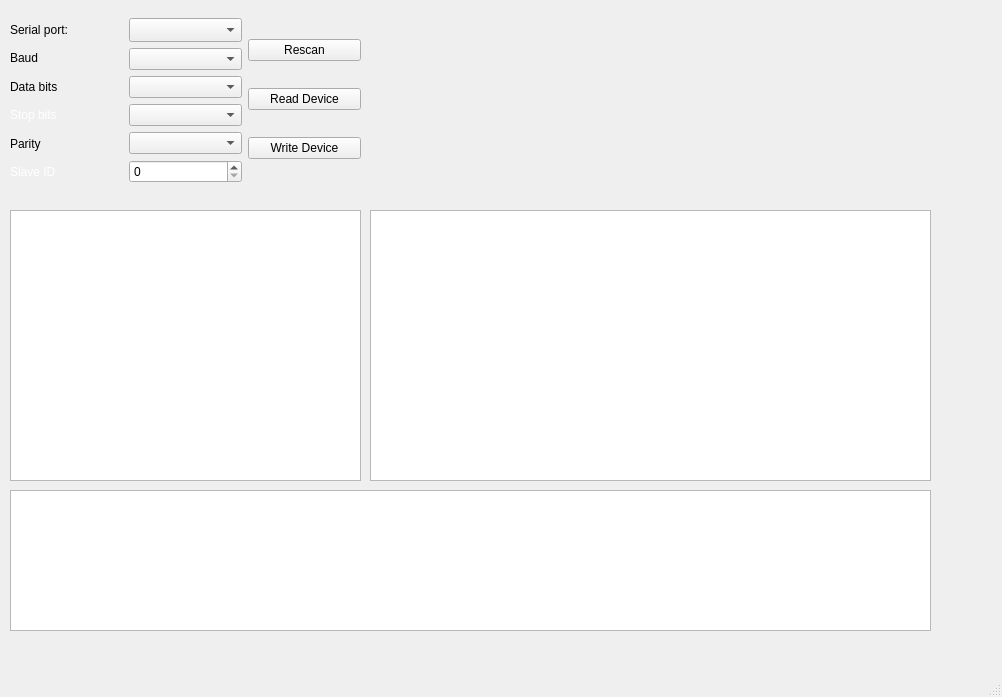
First picture: the form in mainwindow.ui, repository VarionDrakon/UICD.Configurator, before the edit.
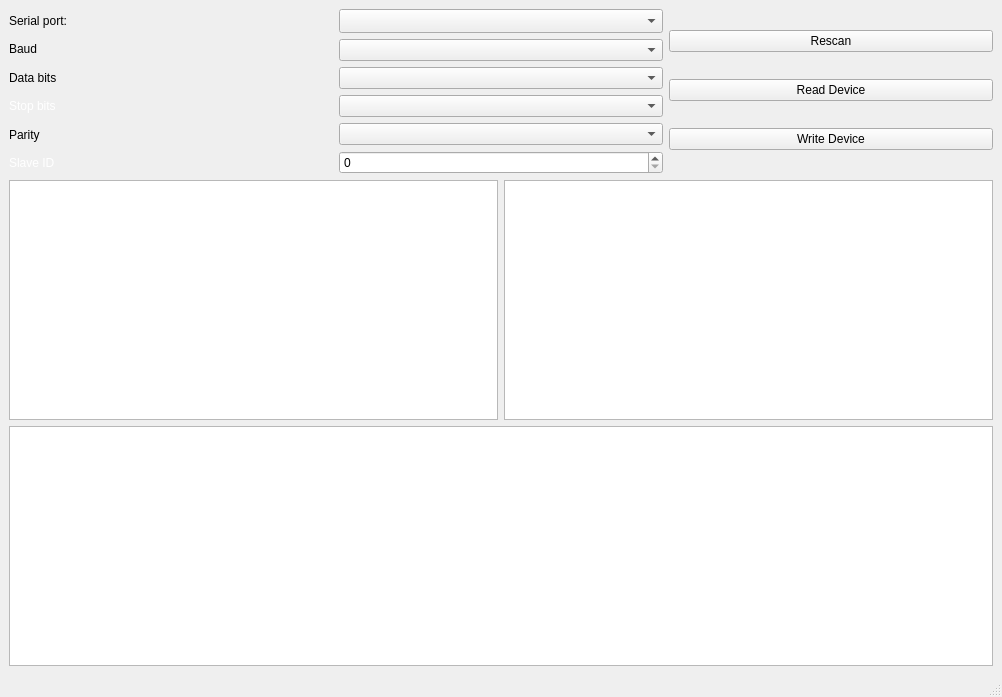
Second picture: the form after the edit.

Commit message: Added color for text, border and background.

```diff
--- a/mainwindow.ui
+++ b/mainwindow.ui
@@ -26,76 +26,8 @@
    <bool>false</bool>
   </property>
   <widget class="QWidget" name="centralwidget">
-   <widget class="QTextBrowser" name="txtbrw_logBrowser">
-    <property name="geometry">
-     <rect>
-      <x>10</x>
-      <y>490</y>
-      <width>921</width>
-      <height>141</height>
-     </rect>
-    </property>
-    <property name="toolTip">
-     <string/>
-    </property>
-    <property name="statusTip">
-     <string/>
-    </property>
-    <property name="autoFillBackground">
-     <bool>false</bool>
-    </property>
-    <property name="styleSheet">
-     <string notr="true"/>
-    </property>
-    <property name="html">
-     <string>&lt;!DOCTYPE HTML PUBLIC &quot;-//W3C//DTD HTML 4.0//EN&quot; &quot;http://www.w3.org/TR/REC-html40/strict.dtd&quot;&gt;
-&lt;html&gt;&lt;head&gt;&lt;meta name=&quot;qrichtext&quot; content=&quot;1&quot; /&gt;&lt;meta charset=&quot;utf-8&quot; /&gt;&lt;style type=&quot;text/css&quot;&gt;
-p, li { white-space: pre-wrap; }
-hr { height: 1px; border-width: 0; }
-li.unchecked::marker { content: &quot;\2610&quot;; }
-li.checked::marker { content: &quot;\2612&quot;; }
-&lt;/style&gt;&lt;/head&gt;&lt;body style=&quot; font-family:'Segoe UI'; font-size:9pt; font-weight:400; font-style:normal;&quot;&gt;
-&lt;p style=&quot;-qt-paragraph-type:empty; margin-top:0px; margin-bottom:0px; margin-left:0px; margin-right:0px; -qt-block-indent:0; text-indent:0px;&quot;&gt;&lt;br /&gt;&lt;/p&gt;&lt;/body&gt;&lt;/html&gt;</string>
-    </property>
-    <property name="openExternalLinks">
-     <bool>false</bool>
-    </property>
-   </widget>
-   <widget class="QListWidget" name="listWidget_2">
-    <property name="geometry">
-     <rect>
-      <x>370</x>
-      <y>210</y>
-      <width>561</width>
-      <height>271</height>
-     </rect>
-    </property>
-    <property name="styleSheet">
-     <string notr="true"/>
-    </property>
-   </widget>
-   <widget class="QTreeView" name="treeView">
-    <property name="geometry">
-     <rect>
-      <x>10</x>
-      <y>210</y>
-      <width>351</width>
-      <height>271</height>
-     </rect>
-    </property>
-    <property name="styleSheet">
-     <string notr="true"/>
-    </property>
-   </widget>
-   <widget class="QWidget" name="layoutWidget">
-    <property name="geometry">
-     <rect>
-      <x>10</x>
-      <y>0</y>
-      <width>351</width>
-      <height>201</height>
-     </rect>
-    </property>
+   <layout class="QGridLayout" name="gridLayout">
+    <item row="0" column="0" colspan="2">
     <layout class="QGridLayout" name="grid_TableModbusConfig">
      <item row="0" column="0">
       <layout class="QGridLayout" name="grid_TableTextModbusConfig">
@@ -245,7 +177,51 @@
       </layout>
      </item>
     </layout>
-   </widget>
+    </item>
+    <item row="1" column="0">
+     <widget class="QTreeView" name="treeView">
+      <property name="styleSheet">
+       <string notr="true"/>
+      </property>
+     </widget>
+    </item>
+    <item row="1" column="1">
+     <widget class="QListWidget" name="listWidget_2">
+      <property name="styleSheet">
+       <string notr="true"/>
+      </property>
+     </widget>
+    </item>
+    <item row="2" column="0" colspan="2">
+     <widget class="QTextBrowser" name="txtbrw_logBrowser">
+      <property name="toolTip">
+       <string/>
+      </property>
+      <property name="statusTip">
+       <string/>
+      </property>
+      <property name="autoFillBackground">
+       <bool>false</bool>
+      </property>
+      <property name="styleSheet">
+       <string notr="true"/>
+      </property>
+      <property name="html">
+       <string>&lt;!DOCTYPE HTML PUBLIC &quot;-//W3C//DTD HTML 4.0//EN&quot; &quot;http://www.w3.org/TR/REC-html40/strict.dtd&quot;&gt;
+&lt;html&gt;&lt;head&gt;&lt;meta name=&quot;qrichtext&quot; content=&quot;1&quot; /&gt;&lt;meta charset=&quot;utf-8&quot; /&gt;&lt;style type=&quot;text/css&quot;&gt;
+p, li { white-space: pre-wrap; }
+hr { height: 1px; border-width: 0; }
+li.unchecked::marker { content: &quot;\2610&quot;; }
+li.checked::marker { content: &quot;\2612&quot;; }
+&lt;/style&gt;&lt;/head&gt;&lt;body style=&quot; font-family:'Segoe UI'; font-size:9pt; font-weight:400; font-style:normal;&quot;&gt;
+&lt;p style=&quot;-qt-paragraph-type:empty; margin-top:0px; margin-bottom:0px; margin-left:0px; margin-right:0px; -qt-block-indent:0; text-indent:0px;&quot;&gt;&lt;br /&gt;&lt;/p&gt;&lt;/body&gt;&lt;/html&gt;</string>
+      </property>
+      <property name="openExternalLinks">
+       <bool>false</bool>
+      </property>
+     </widget>
+    </item>
+   </layout>
   </widget>
   <widget class="QMenuBar" name="menubar">
    <property name="geometry">
```
Left out of the diff: 136 changed lines with no effect on the pictures. Lines whose indentation alone changed are shown as unchanged. The commit also changes 1 other file.
